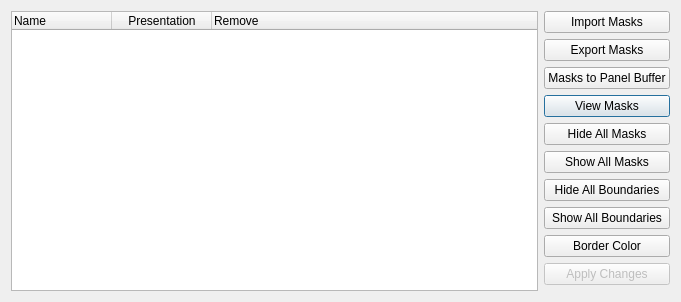
The window that hexrdgui/resources/ui/mask_manager_dialog.ui (HEXRD/hexrdgui) describes before a commit, drawn with Qt 5.
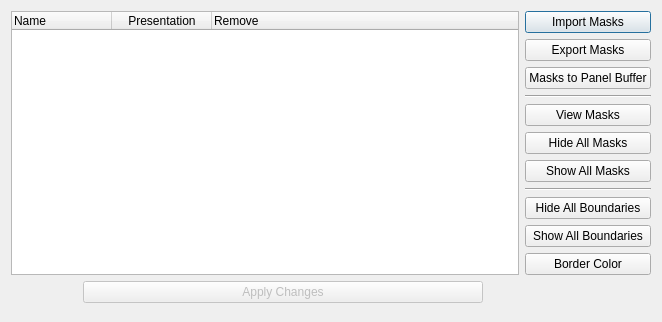
The same window after the commit.

Commit message: Move info and apply changes buttons to bottom

Diff of the .ui file:
```diff
--- a/hexrdgui/resources/ui/mask_manager_dialog.ui
+++ b/hexrdgui/resources/ui/mask_manager_dialog.ui
@@ -9,67 +9,15 @@
    <rect>
     <x>0</x>
     <y>0</y>
-    <width>681</width>
-    <height>297</height>
+    <width>662</width>
+    <height>322</height>
    </rect>
   </property>
   <property name="windowTitle">
    <string>Mask Management</string>
   </property>
   <layout class="QGridLayout" name="gridLayout">
-   <item row="3" column="1" colspan="2">
-    <widget class="QPushButton" name="view_masks">
-     <property name="text">
-      <string>View Masks</string>
-     </property>
-    </widget>
-   </item>
-   <item row="5" column="1" colspan="2">
-    <widget class="QPushButton" name="show_all_masks">
-     <property name="text">
-      <string>Show All Masks</string>
-     </property>
-    </widget>
-   </item>
-   <item row="10" column="1" rowspan="2" colspan="2">
-    <widget class="QDialogButtonBox" name="button_box">
-     <property name="standardButtons">
-      <set>QDialogButtonBox::NoButton</set>
-     </property>
-     <property name="centerButtons">
-      <bool>true</bool>
-     </property>
-    </widget>
-   </item>
-   <item row="6" column="1" colspan="2">
-    <widget class="QPushButton" name="hide_all_boundaries">
-     <property name="text">
-      <string>Hide All Boundaries</string>
-     </property>
-    </widget>
-   </item>
-   <item row="1" column="1" colspan="2">
-    <widget class="QPushButton" name="export_masks">
-     <property name="text">
-      <string>Export Masks</string>
-     </property>
-    </widget>
-   </item>
-   <item row="8" column="1" colspan="2">
-    <widget class="QPushButton" name="border_color">
-     <property name="text">
-      <string>Border Color</string>
-     </property>
-    </widget>
-   </item>
-   <item row="2" column="1" colspan="2">
-    <widget class="QPushButton" name="panel_buffer">
-     <property name="text">
-      <string>Masks to Panel Buffer</string>
-     </property>
-    </widget>
-   </item>
-   <item row="0" column="0" rowspan="12">
+   <item row="0" column="0" rowspan="11">
     <widget class="QTreeWidget" name="masks_tree">
      <property name="minimumSize">
       <size>
@@ -112,37 +60,132 @@
      </column>
     </widget>
    </item>
-   <item row="7" column="1" colspan="2">
-    <widget class="QPushButton" name="show_all_boundaries">
-     <property name="text">
-      <string>Show All Boundaries</string>
-     </property>
-    </widget>
-   </item>
-   <item row="0" column="1" colspan="2">
+   <item row="0" column="1">
     <widget class="QPushButton" name="import_masks">
      <property name="text">
       <string>Import Masks</string>
      </property>
     </widget>
    </item>
-   <item row="4" column="1" colspan="2">
+   <item row="1" column="1">
+    <widget class="QPushButton" name="export_masks">
+     <property name="text">
+      <string>Export Masks</string>
+     </property>
+    </widget>
+   </item>
+   <item row="2" column="1">
+    <widget class="QPushButton" name="panel_buffer">
+     <property name="text">
+      <string>Masks to Panel Buffer</string>
+     </property>
+    </widget>
+   </item>
+   <item row="3" column="1">
+    <widget class="Line" name="line">
+     <property name="orientation">
+      <enum>Qt::Horizontal</enum>
+     </property>
+    </widget>
+   </item>
+   <item row="4" column="1">
+    <widget class="QPushButton" name="view_masks">
+     <property name="text">
+      <string>View Masks</string>
+     </property>
+    </widget>
+   </item>
+   <item row="5" column="1">
     <widget class="QPushButton" name="hide_all_masks">
      <property name="text">
       <string>Hide All Masks</string>
      </property>
     </widget>
    </item>
-   <item row="9" column="1" colspan="2">
-    <widget class="QPushButton" name="apply_changes">
-     <property name="enabled">
-      <bool>false</bool>
+   <item row="6" column="1">
+    <widget class="QPushButton" name="show_all_masks">
+     <property name="text">
+      <string>Show All Masks</string>
      </property>
+    </widget>
+   </item>
+   <item row="7" column="1">
+    <widget class="Line" name="line_2">
+     <property name="orientation">
+      <enum>Qt::Horizontal</enum>
+     </property>
+    </widget>
+   </item>
+   <item row="8" column="1">
+    <widget class="QPushButton" name="hide_all_boundaries">
      <property name="text">
-      <string>Apply Changes</string>
+      <string>Hide All Boundaries</string>
      </property>
     </widget>
    </item>
+   <item row="9" column="1">
+    <widget class="QPushButton" name="show_all_boundaries">
+     <property name="text">
+      <string>Show All Boundaries</string>
+     </property>
+    </widget>
+   </item>
+   <item row="10" column="1">
+    <widget class="QPushButton" name="border_color">
+     <property name="text">
+      <string>Border Color</string>
+     </property>
+    </widget>
+   </item>
+   <item row="11" column="0" colspan="2">
+    <layout class="QHBoxLayout" name="horizontalLayout">
+     <item>
+      <widget class="QDialogButtonBox" name="button_box">
+       <property name="standardButtons">
+        <set>QDialogButtonBox::NoButton</set>
+       </property>
+       <property name="centerButtons">
+        <bool>true</bool>
+       </property>
+      </widget>
+     </item>
+     <item>
+      <widget class="QPushButton" name="apply_changes">
+       <property name="enabled">
+        <bool>false</bool>
+       </property>
+       <property name="sizePolicy">
+        <sizepolicy hsizetype="Fixed" vsizetype="Fixed">
+         <horstretch>0</horstretch>
+         <verstretch>0</verstretch>
+        </sizepolicy>
+       </property>
+       <property name="minimumSize">
+        <size>
+         <width>400</width>
+         <height>0</height>
+        </size>
+       </property>
+       <property name="text">
+        <string>Apply Changes</string>
+       </property>
+      </widget>
+     </item>
+     <item>
+      <spacer name="horizontalSpacer_2">
+       <property name="orientation">
+        <enum>Qt::Horizontal</enum>
+       </property>
+       <property name="sizeHint" stdset="0">
+        <size>
+         <width>168</width>
+         <height>17</height>
+        </size>
+       </property>
+      </spacer>
+     </item>
+    </layout>
+   </item>
   </layout>
  </widget>
  <tabstops>
```
Left out of the diff: 9 changed lines with no effect on the pictures.
